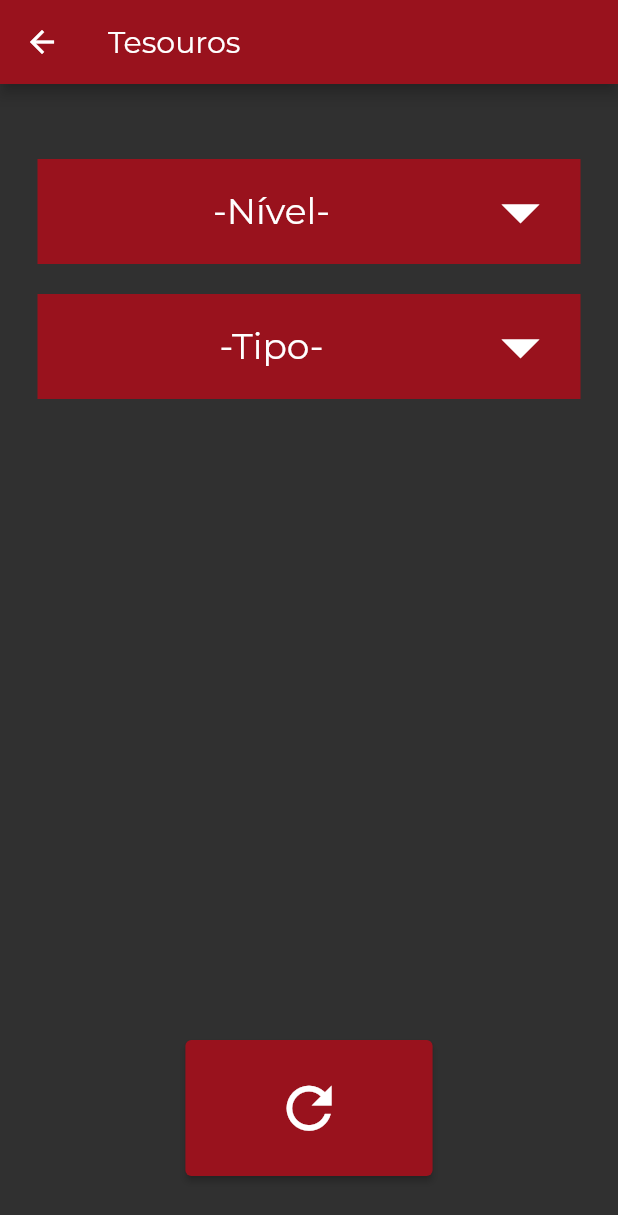
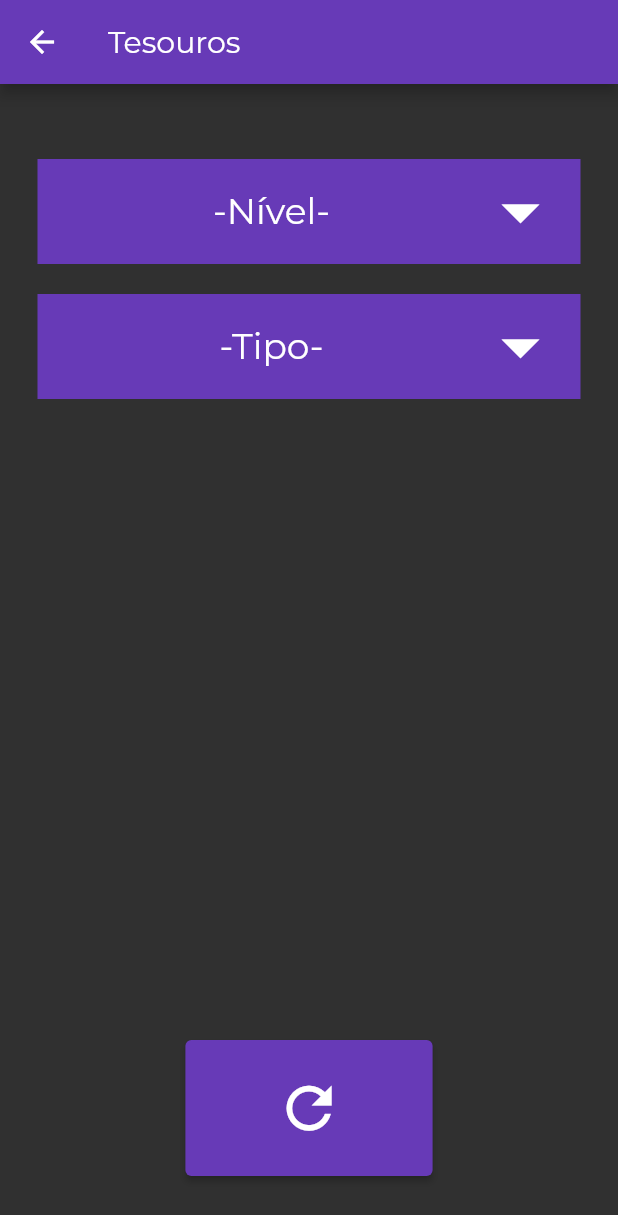
Before and after one commit to GabrielTorresTakahashi/RPGEnhancer, a Flutter app: the screen it shows after launch, after a tap on "Tesouros", on a phone screen of 412 x 824 dp. Shown: the top 1215 px of the screen. Run offline on Flutter 3.47's test engine with Material 2 defaults, Android fonts, the light colour scheme and no system bars; our stand-ins replace font_awesome_flutter.

Commit message:
Redundances removed

```diff
--- a/enhancer/lib/main.dart
+++ b/enhancer/lib/main.dart
@@ -1,4 +1,3 @@
-import 'package:enhancer/settings/color_settings.dart';
 import 'package:enhancer/splash.dart';
 import 'package:flutter/material.dart';
 import 'package:flutter/services.dart';
@@ -15,9 +14,30 @@ class Enhancer extends StatelessWidget {
 
   @override
   Widget build(BuildContext context) {
+    /*
+    const Color background = Color(0xFF303030);
+    const Color primary = Color(0xFF99121D);
+     */
+    const Color background = Color(0xFF303030);
+    const Color primary = Colors.deepPurple;
+    const Color textColor = Colors.white;
+
     return MaterialApp(
       home: const Splash(),
-      theme: colorSettings,
+      theme: ThemeData(
+        iconTheme: const IconThemeData(color: Colors.black, opacity: 1),
+        textTheme: Theme.of(context).textTheme.apply(
+            bodyColor: textColor,
+            displayColor: textColor,
+            fontFamily: 'Montserrat'),
+        scaffoldBackgroundColor: background,
+        colorScheme: Theme.of(context)
+            .colorScheme
+            .copyWith(primary: primary, onPrimary: textColor, secondary: primary),
+        appBarTheme: const AppBarTheme(
+          backgroundColor: primary,
+        ),
+      ),
     );
   }
 }
--- a/enhancer/lib/models/currency.dart
+++ b/enhancer/lib/models/currency.dart
@@ -1,7 +1,6 @@
 import 'dart:math';
 
 import 'package:enhancer/models/magic_item.dart';
-import 'package:enhancer/settings/text_style.dart';
 import 'package:flutter/material.dart';
 import 'package:font_awesome_flutter/font_awesome_flutter.dart';
 
@@ -368,11 +367,11 @@ class Currency extends StatelessWidget {
                 size: 45, color: Colors.amber),
             title: Text(
               totalObjects,
-              style: listTileText,
+              style: Theme.of(context).textTheme.titleLarge,
             ),
             subtitle: Text(
               totalCoins,
-              style: lootText3,
+              style: Theme.of(context).textTheme.titleMedium!.copyWith(color: Colors.amber),
             ),
             onTap: null,
           ),
@@ -561,11 +560,11 @@ class Currency extends StatelessWidget {
             const Icon(FontAwesomeIcons.coins, size: 45, color: Colors.amber),
         title: Text(
           totalCoins,
-          style: lootText2,
+          style: Theme.of(context).textTheme.titleLarge,
         ),
         subtitle: Text(
           subtitle,
-          style: lootText3,
+          style: Theme.of(context).textTheme.titleMedium!.copyWith(color: Colors.amber),
         ),
       );
     } else {
--- a/enhancer/lib/models/magic_item.dart
+++ b/enhancer/lib/models/magic_item.dart
@@ -1,6 +1,5 @@
 import 'dart:math';
 
-import 'package:enhancer/settings/text_style.dart';
 import 'package:flutter/material.dart';
 import 'package:font_awesome_flutter/font_awesome_flutter.dart';
 
@@ -499,7 +498,7 @@ class MagicItem extends StatelessWidget {
       ),
       title: Text(
         item,
-        style: itemText,
+        style: Theme.of(context).textTheme.titleLarge,
       ),
     );
   }
--- a/enhancer/lib/screens/home.dart
+++ b/enhancer/lib/screens/home.dart
@@ -1,8 +1,6 @@
 import 'package:enhancer/screens/dice.dart';
 import 'package:enhancer/screens/home2.dart';
 import 'package:enhancer/screens/names.dart';
-import 'package:enhancer/settings/color_settings.dart';
-import 'package:enhancer/settings/text_style.dart';
 import 'package:flutter/material.dart';
 import 'package:font_awesome_flutter/font_awesome_flutter.dart';
 
@@ -14,28 +12,33 @@ class HomeScreen extends StatelessWidget {
   @override
   Widget build(BuildContext context) {
     return Scaffold(
-      backgroundColor:
-          Theme.of(context).colorScheme.background, //scaffold color
-
       appBar: AppBar(
-        title: Text(
-          "Home",
-          style: appBarText,
-        ),
+        title: const Text("Home"),
         automaticallyImplyLeading: false,
       ),
       body: SingleChildScrollView(
         child: Column(
           children: const [
             AppTitle(),
-            MenuNavigationButton(icon: FontAwesomeIcons.coins ,path: LootScreen(), buttonTitle: "Tesouros"),
-            MenuNavigationButton(icon: FontAwesomeIcons.person ,path: NameScreen(), buttonTitle: "Nomes"),
-            MenuNavigationButton(icon: FontAwesomeIcons.diceD20 ,path: DiceScreen(), buttonTitle: "Dados"),
-            MenuNavigationButton(icon: FontAwesomeIcons.circleQuestion ,path: Home2Screen(), buttonTitle: "Diversos"),
+            MenuNavigationButton(
+                icon: FontAwesomeIcons.coins,
+                path: LootScreen(),
+                buttonTitle: "Tesouros"),
+            MenuNavigationButton(
+                icon: FontAwesomeIcons.person,
+                path: NameScreen(),
+                buttonTitle: "Nomes"),
+            MenuNavigationButton(
+                icon: FontAwesomeIcons.diceD20,
+                path: DiceScreen(),
+                buttonTitle: "Dados"),
+            MenuNavigationButton(
+                icon: FontAwesomeIcons.circleQuestion,
+                path: Home2Screen(),
+                buttonTitle: "Diversos"),
             Text(
               "\nCopyright 2022\nGabriel Torres Takahashi\n",
               textAlign: TextAlign.center,
-              style: TextStyle(color: Colors.white, fontFamily: 'Montserrat'),
             )
           ],
         ),
@@ -54,11 +57,18 @@ class AppTitle extends StatelessWidget {
         children: [
           Container(
               margin: const EdgeInsets.only(top: 10),
-              child: Image.asset('assets/enhancer-logo2.png', scale: 4, color: Theme.of(context).colorScheme.primary,)),
+              child: Image.asset(
+                'assets/enhancer-logo2.png',
+                scale: 4,
+                color: Theme.of(context).colorScheme.primary,
+              )),
           Container(
             margin: const EdgeInsets.only(top: 20, bottom: 20),
-            child: Text("RPGEnhancer\nv1.0",
-                textAlign: TextAlign.center, style: titleText),
+            child: Text(
+              "RPGEnhancer\nv1.0",
+              textAlign: TextAlign.center,
+              style: Theme.of(context).textTheme.headlineMedium,
+            ),
           ),
         ],
       ),
@@ -70,7 +80,8 @@ class MenuNavigationButton extends StatelessWidget {
   final String buttonTitle;
   final Widget? path;
   final IconData? icon;
-  const MenuNavigationButton({this.icon, this.path, this.buttonTitle = '',Key? key})
+  const MenuNavigationButton(
+      {this.icon, this.path, this.buttonTitle = '', Key? key})
       : super(key: key);
 
   @override
@@ -84,14 +95,13 @@ class MenuNavigationButton extends StatelessWidget {
           Navigator.push(
               context, MaterialPageRoute(builder: (context) => path!));
         }),
-        style: menuNavigationButton,
         child: Row(
           mainAxisAlignment: MainAxisAlignment.center,
           children: [
-            Icon(icon),
+            Icon(icon, color: Theme.of(context).colorScheme.onPrimary),
             Text(
               buttonTitle,
-              style: homeButtonText,
+              style: Theme.of(context).textTheme.headlineSmall,
             ),
           ],
         ),
--- a/enhancer/lib/screens/home2.dart
+++ b/enhancer/lib/screens/home2.dart
@@ -3,7 +3,6 @@ import 'package:enhancer/screens/weather.dart';
 import 'package:flutter/material.dart';
 import 'package:font_awesome_flutter/font_awesome_flutter.dart';
 
-import '../settings/text_style.dart';
 import 'critical.dart';
 
 class Home2Screen extends StatelessWidget {
@@ -12,8 +11,7 @@ class Home2Screen extends StatelessWidget {
   @override
   Widget build(BuildContext context) {
     return Scaffold(
-      backgroundColor: Theme.of(context).colorScheme.background,
-      appBar: AppBar(titleTextStyle: appBarText, title: const Text("Diversos")),
+      appBar: AppBar(title: const Text("Diversos")),
       body: const Home2(),
     );
   }
--- a/enhancer/lib/screens/loot.dart
+++ b/enhancer/lib/screens/loot.dart
@@ -1,6 +1,5 @@
 import 'package:enhancer/models/currency.dart';
 import 'package:enhancer/models/refresh_button.dart';
-import 'package:enhancer/settings/text_style.dart';
 import 'package:flutter/material.dart';
 
 class LootScreen extends StatelessWidget {
@@ -9,8 +8,7 @@ class LootScreen extends StatelessWidget {
   @override
   Widget build(BuildContext context) {
     return Scaffold(
-      backgroundColor: Theme.of(context).colorScheme.background,
-      appBar: AppBar(titleTextStyle: appBarText, title: const Text("Tesouros")),
+      appBar: AppBar(title: const Text("Tesouros")),
       body: const TreasureLevel(),
     );
   }
@@ -48,14 +46,14 @@ class _TreasureLevelState extends State<TreasureLevel> {
             isExpanded: true,
             dropdownColor: Theme.of(context).colorScheme.primary,
             underline: Container(),
-            style: dropdownText,
+            style: Theme.of(context).textTheme.bodyLarge,
             value: currentValue,
             items:
                 <String>['-Nível-', '0-4', '5-10', '11-16', '17+'].map((value) {
               return DropdownMenuItem(
                 value: value,
                 alignment: Alignment.center,
-                child: Text(value),
+                child: Text(value, style: Theme.of(context).textTheme.headlineSmall,),
               );
             }).toList(),
             onChanged: (String? valor) {
@@ -79,13 +77,13 @@ class _TreasureLevelState extends State<TreasureLevel> {
             isExpanded: true,
             dropdownColor: Theme.of(context).colorScheme.primary,
             underline: Container(),
-            style: dropdownText,
+            style: Theme.of(context).textTheme.bodyLarge,
             value: currentValue2,
             items: <String>['-Tipo-', 'Individual', 'Pilha'].map((value) {
               return DropdownMenuItem(
                 value: value,
                 alignment: Alignment.center,
-                child: Text(value),
+                child: Text(value, style: Theme.of(context).textTheme.headlineSmall,),
               );
             }).toList(),
             onChanged: (String? valor) {
@@ -136,7 +134,7 @@ class _TextCheckboxState extends State<TextCheckbox> {
         ),
         Text(
           widget.text,
-          style: checkboxText,
+          style: Theme.of(context).textTheme.bodyLarge,
         ),
       ],
     );
--- a/enhancer/lib/settings/color_settings.dart
+++ /dev/null
@@ -1,29 +0,0 @@
-import 'package:flutter/material.dart';
-//primaria Color(0xFF74121D)
-//fundo Color(0xFF303030)
-const Brightness brightness = Brightness.light;
-const Color primary = Color(0xFF99121D);
-const Color onPrimary = Colors.white;
-const Color error = Colors.lightGreen;
-const Color background = Color(0xFF303030);
-
-
-ThemeData colorSettings = ThemeData().copyWith(
-  colorScheme: const ColorScheme(
-      brightness: brightness,
-      primary: primary,
-      onPrimary: onPrimary,
-      secondary: primary,
-      onSecondary: onPrimary,
-      error: error,
-      onError: onPrimary,
-      background: background,
-      onBackground: onPrimary,
-      surface: primary,
-      onSurface: onPrimary),
-  appBarTheme: const AppBarTheme(
-    backgroundColor: primary,
-  ),
-);
-
-ButtonStyle menuNavigationButton = ElevatedButton.styleFrom(primary: primary);
--- a/enhancer/lib/settings/text_style.dart
+++ /dev/null
@@ -1,38 +0,0 @@
-import 'package:flutter/material.dart';
-import 'color_settings.dart';
-
-TextStyle homeButtonText = const TextStyle()
-    .copyWith(color: colorSettings.colorScheme.onPrimary, fontSize: 32, fontFamily: 'Montserrat');
-
-TextStyle titleText = const TextStyle()
-    .copyWith(color: colorSettings.colorScheme.onPrimary, fontSize: 36, fontFamily: 'Montserrat');
-
-TextStyle menuText = const TextStyle()
-    .copyWith(fontSize: 18, color: colorSettings.colorScheme.onPrimary, fontFamily: 'Montserrat');
-
-TextStyle dropdownText = const TextStyle()
-    .copyWith(color: colorSettings.colorScheme.onPrimary, fontSize: 24, fontFamily: 'Montserrat');
-
-TextStyle checkboxText = const TextStyle()
-    .copyWith(color: colorSettings.colorScheme.onPrimary, fontSize: 18, fontFamily: 'Montserrat');
-
-TextStyle listTileText = const TextStyle()
-    .copyWith(color: colorSettings.colorScheme.onPrimary, fontSize: 18, fontFamily: 'Montserrat');
-
-TextStyle lootText2 = const TextStyle()
-    .copyWith(color: colorSettings.colorScheme.onPrimary, fontSize: 20, fontFamily: 'Montserrat');
-
-TextStyle lootText3 = const TextStyle()
-    .copyWith(color: Colors.amber, fontSize: 16, fontFamily: 'Montserrat');
-
-TextStyle itemText = const TextStyle()
-    .copyWith(color: colorSettings.colorScheme.onPrimary, fontSize: 20, fontFamily: 'Montserrat');
-
-TextStyle nameText = const TextStyle()
-    .copyWith(color: colorSettings.colorScheme.onPrimary, fontSize: 20, fontFamily: 'Montserrat');
-
-TextStyle appBarText = const TextStyle()
-    .copyWith(color: colorSettings.colorScheme.onPrimary, fontSize: 20, fontFamily: 'Montserrat');
-
-TextStyle diceRollText = const TextStyle()
-    .copyWith(color: colorSettings.colorScheme.onPrimary, fontSize: 40, fontFamily: 'Montserrat');
--- a/enhancer/lib/splash.dart
+++ b/enhancer/lib/splash.dart
@@ -24,7 +24,6 @@ class _SplashState extends State<Splash> {
   @override
   Widget build(BuildContext context) {
     return Scaffold(
-        backgroundColor: Theme.of(context).colorScheme.background,
         body: Center(
           child: Image.asset('assets/enhancer-logo2.png', scale: 2.3, color: Theme.of(context).colorScheme.primary),
         ),
```
Also changed, not shown: enhancer/lib/models/name_generator.dart (+13 -5 lines), enhancer/lib/screens/critical.dart (+4 -6 lines), enhancer/lib/screens/dice.dart (+12 -12 lines), enhancer/lib/screens/names.dart (+5 -7 lines), enhancer/lib/screens/weather.dart (+14 -9 lines).
